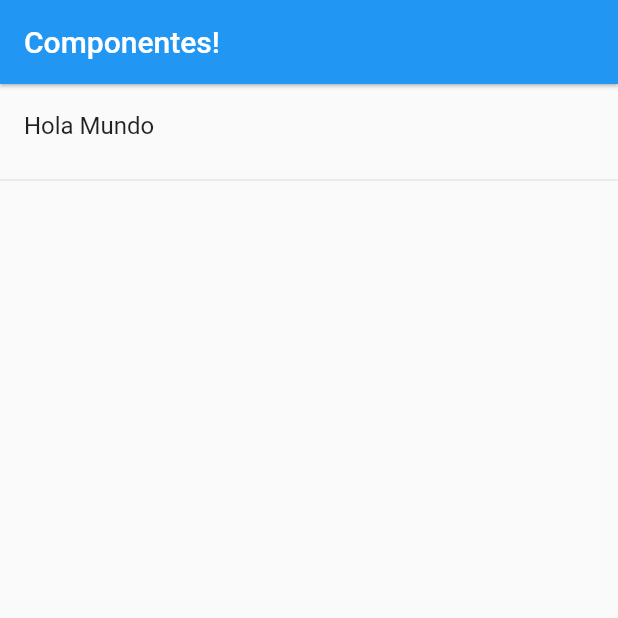
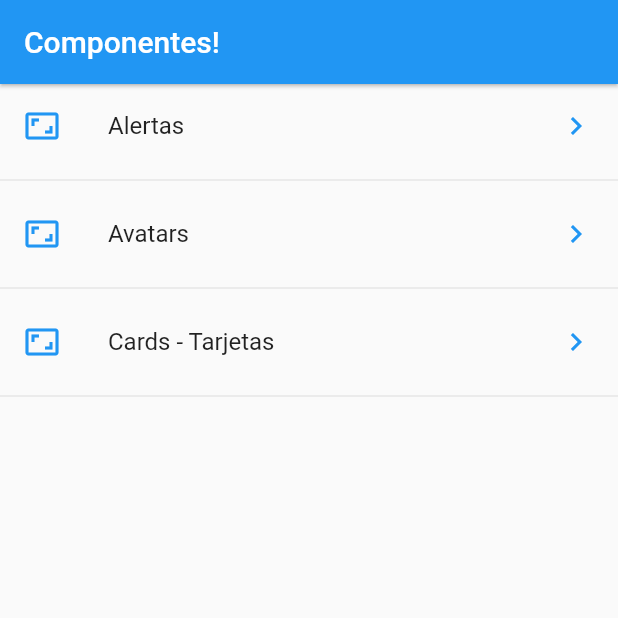
Before and after one commit to ilodi/ComponentesFlutter, a Flutter app: the screen it shows after launch, on a phone screen of 412 x 824 dp, the top half of it. Run offline on Flutter 3.47's test engine with Material 2 defaults, Android fonts, the phone set to English and light mode, and no system bars.

Commit message:
se puede leer archivos json

```diff
--- /dev/null
+++ b/data/menu_opts.json
@@ -0,0 +1,20 @@
+{
+    "nombreApp" : "Componentes",
+    "rutas" : [
+        {
+            "ruta" : "alert",
+            "icon" : "add_alert",
+            "texto": "Alertas"
+        },
+        {
+            "ruta" : "avatar",
+            "icon" : "accessibility",
+            "texto": "Avatars"
+        },
+        {
+            "ruta" : "card",
+            "icon" : "folder_open",
+            "texto": "Cards - Tarjetas"
+        }
+    ]
+}
--- a/lib/src/pages/home_page.dart
+++ b/lib/src/pages/home_page.dart
@@ -1,4 +1,5 @@
 import 'package:flutter/material.dart';
+import '../providers/menu_provider.dart';
 
 class HomePage extends StatelessWidget {
   @override
@@ -7,23 +8,38 @@ class HomePage extends StatelessWidget {
       appBar: AppBar(
         title: Text('Componentes!'),
         elevation: 1.0,
-
       ),
       body: _lista(),
     );
   }
 
   Widget _lista() {
-    return ListView(
-      children: _listaItems(),
+    //menuProvider.cargarData()
+    return FutureBuilder(
+      future: menuProvider.cargarData(),
+      initialData: [],
+      builder: (context, AsyncSnapshot<List<dynamic>> snapshot) {
+        return ListView(
+          children: _listaItems(snapshot.data),
+        );
+      },
     );
   }
 
-  List<Widget>_listaItems() {
-    return[
-      ListTile(title: Text('Hola Mundo')),
-      Divider(),
-    ];
+  List<Widget> _listaItems(List<dynamic> data) {
+    final List<Widget> opciones = [];
+    data.forEach((opt) {
+      final widgetTemp = ListTile(
+        title: Text(opt['texto']),
+        leading: Icon(Icons.aspect_ratio, color: Colors.blue,),
+        trailing: Icon(Icons.keyboard_arrow_right, color: Colors.blue,),
+        onTap: (){
 
+        },
+      );
+       opciones..add( widgetTemp )
+               ..add(Divider());
+    });
+    return opciones;
   }
 }
--- a/pubspec.yaml
+++ b/pubspec.yaml
@@ -41,7 +41,8 @@ flutter:
   uses-material-design: true
 
   # To add assets to your application, add an assets section, like this:
-  # assets:
+  assets:
+    - data/menu_opts.json
   #  - images/a_dot_burr.jpeg
   #  - images/a_dot_ham.jpeg
 
```
Also changed, not shown: lib/src/providers/menu_provider.dart (added, +24 -0 lines).
